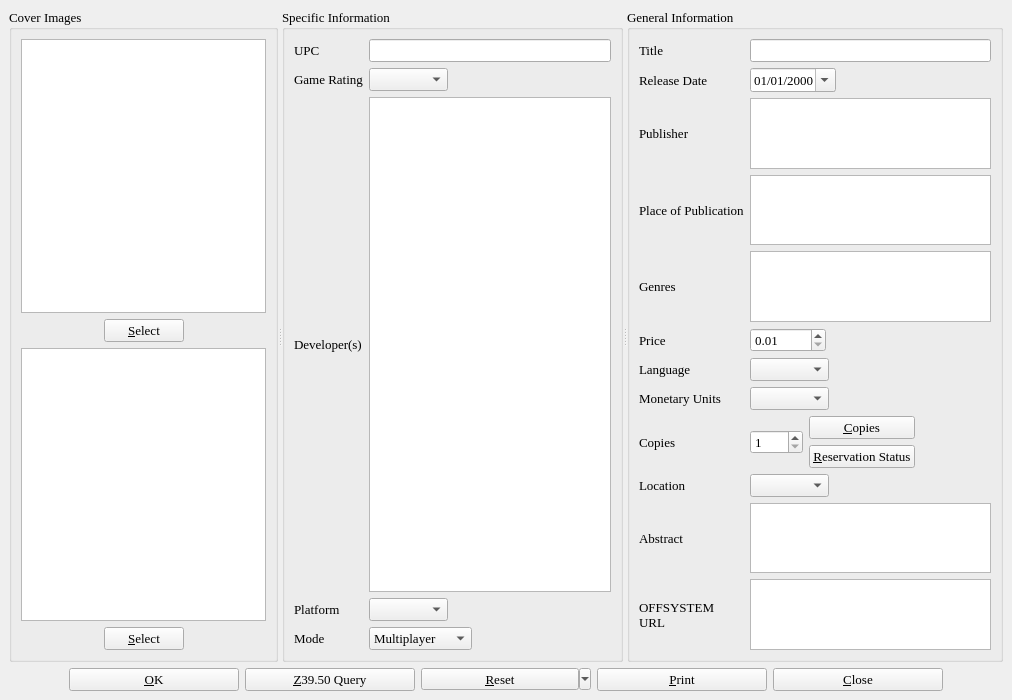
Above: videogameinfo.ui from textbrowser/biblioteq before the change. Below: the same form after it.
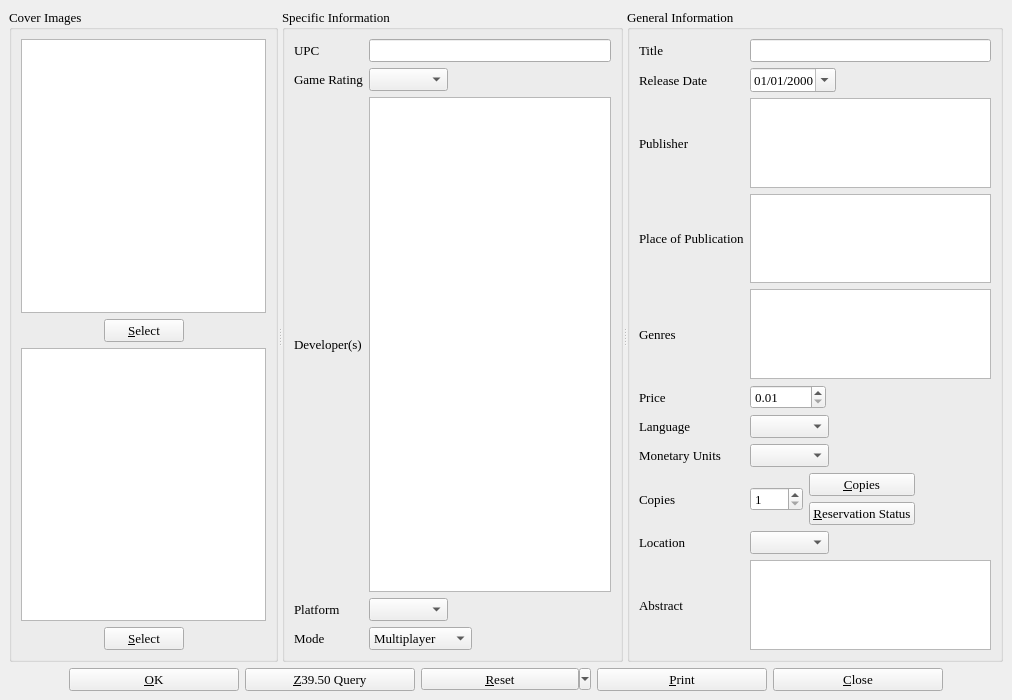
That is the form after the change. Icons and pictures are not drawn. Custom widgets are drawn as their Qt base class.

Commit message: Created the 6.22.d branch directory. Version 6.30 will be without Offsystem.

Diff of the .ui file:
```diff
--- a/videogameinfo.ui
+++ b/videogameinfo.ui
@@ -829,27 +829,6 @@
           </property>
          </widget>
         </item>
-        <item row="11" column="0" >
-         <widget class="QLabel" name="label_12" >
-          <property name="text" >
-           <string>OFFSYSTEM
-URL</string>
-          </property>
-         </widget>
-        </item>
-        <item row="11" column="1" >
-         <widget class="QTextBrowser" name="url" >
-          <property name="readOnly" >
-           <bool>false</bool>
-          </property>
-          <property name="textInteractionFlags" >
-           <set>Qt::LinksAccessibleByKeyboard|Qt::LinksAccessibleByMouse|Qt::TextBrowserInteraction|Qt::TextEditable|Qt::TextEditorInteraction|Qt::TextSelectableByKeyboard|Qt::TextSelectableByMouse</set>
-          </property>
-          <property name="openExternalLinks" >
-           <bool>true</bool>
-          </property>
-         </widget>
-        </item>
         <item row="4" column="1" >
          <widget class="hyperlinked_text_edit" name="genre" >
           <property name="readOnly" >
```
Left out of the diff: 1 changed line with no effect on the pictures. The commit also changes 161 other files.
